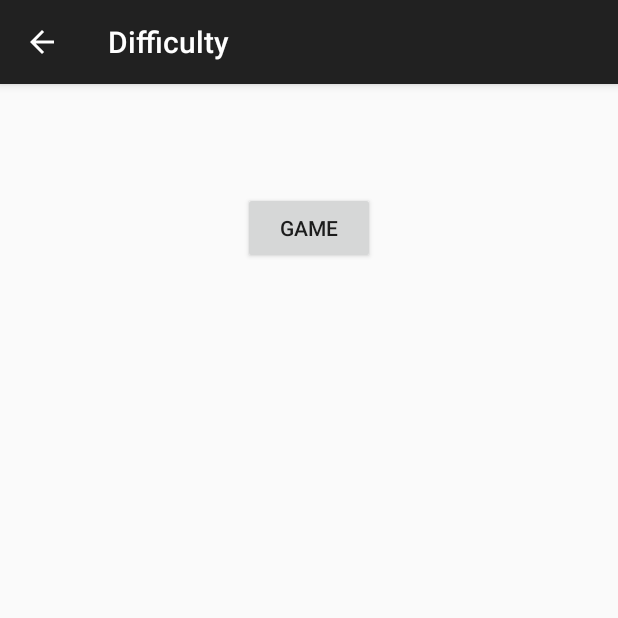
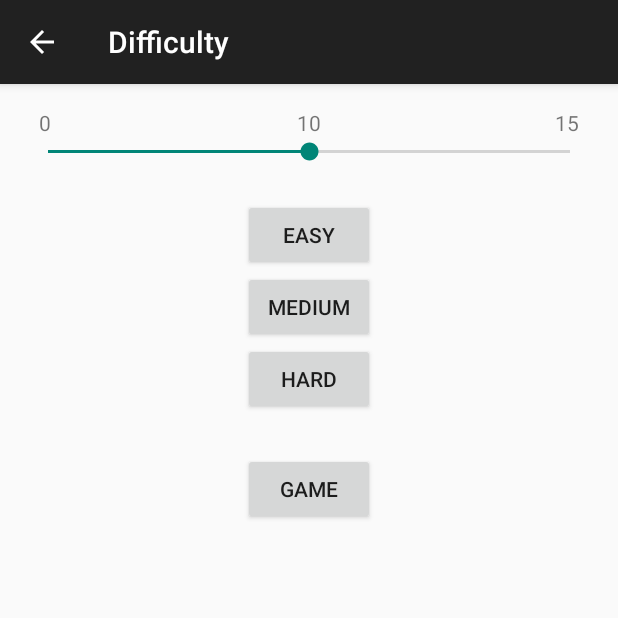
Before and after one commit to aptmac/Hackentines2016, an Android app: the Difficulty screen opened directly, with no data from a screen before it, on a phone screen of 412 x 824 dp, the top half of it. Run offline under Robolectric (Android 15) with nearby library versions, the light colour scheme and no system bars.

Commit message:
Difficulty Activity
Added seeker bar for activity.  Able to set difficulty

```diff
--- a/app/src/main/java/com/example/norifurikake/hackenties2016/Difficulty.java
+++ b/app/src/main/java/com/example/norifurikake/hackenties2016/Difficulty.java
@@ -4,8 +4,11 @@ import android.content.Intent;
 import android.os.Bundle;
 import android.support.v7.app.ActionBarActivity;
 import android.view.View;
+import android.widget.SeekBar;
 
 public class Difficulty extends ActionBarActivity {
+
+    private int _difficulty = 10;
 
     @Override
     protected void onCreate(Bundle savedInstanceState) {
@@ -14,8 +17,23 @@ public class Difficulty extends ActionBarActivity {
         getSupportActionBar().setDisplayHomeAsUpEnabled(true);
     }
 
-    public void toGame(View view){
+    public void toGame(View view) {
         Intent intent = new Intent(this, Game.class);
+        intent.putExtra("difficulty", this._difficulty);
         startActivity(intent);
     }
+    private void setDifficulty(int difficulty){
+        SeekBar seekBar = (SeekBar) findViewById(R.id.difficultyBar);
+        seekBar.setProgress(difficulty);
+        this._difficulty = difficulty;
+    }
+    public void setDifficultyEasy(View view){
+        setDifficulty(0);
+    }
+    public void setDifficultyMedium(View view){
+        setDifficulty(5);
+    }
+    public void setDifficultyHard(View view){
+        setDifficulty(10);
+    }
 }
--- a/app/src/main/res/layout/activity_difficulty.xml
+++ b/app/src/main/res/layout/activity_difficulty.xml
@@ -9,14 +9,80 @@
     android:paddingTop="@dimen/activity_vertical_margin"
     tools:context="com.example.norifurikake.hackenties2016.Difficulty">
 
+    <SeekBar
+        android:id="@+id/difficultyBar"
+        android:layout_width="match_parent"
+        android:layout_height="wrap_content"
+        android:progress="5"
+        android:max="10"
+        android:paddingTop="20dp" />
+    <RelativeLayout
+        android:layout_width="fill_parent"
+        android:layout_height="wrap_content"
+        android:layout_gravity="center"
+        android:orientation="horizontal"
+        android:layout_below="@+id/seekBar"
+        android:layout_centerHorizontal="true"
+        android:id="@+id/relativeLayout">
+        <TextView
+            android:id="@+id/indicator1"
+            android:paddingLeft="10dp"
+            android:layout_width="wrap_content"
+            android:layout_height="wrap_content"
+            android:text="0" />
+        <TextView
+            android:id="@+id/indicator2"
+            android:layout_width="wrap_content"
+            android:layout_height="wrap_content"
+            android:layout_centerHorizontal="true"
+            android:text="10" />
+        <TextView
+            android:id="@+id/indicator3"
+            android:layout_width="wrap_content"
+            android:layout_height="wrap_content"
+            android:layout_alignParentRight="true"
+            android:paddingRight="10dp"
+            android:text="15" />
+    </RelativeLayout>
+
     <Button
         android:layout_width="wrap_content"
         android:layout_height="wrap_content"
         android:text="Game"
         android:id="@+id/btnGame"
         android:onClick="toGame"
-        android:layout_marginTop="56dp"
-        android:layout_alignParentTop="true"
-        android:layout_centerHorizontal="true" />
+        android:layout_below="@+id/button2"
+        android:layout_alignLeft="@+id/button2"
+        android:layout_alignStart="@+id/button2"
+        android:layout_marginTop="73dp" />
+
+    <Button
+        android:layout_width="wrap_content"
+        android:layout_height="wrap_content"
+        android:text="Easy"
+        android:id="@+id/button"
+        android:layout_below="@+id/relativeLayout"
+        android:layout_centerHorizontal="true"
+        android:layout_marginTop="41dp"
+        android:onClick="setDifficultyEasy" />
+
+    <Button
+        android:layout_width="wrap_content"
+        android:layout_height="wrap_content"
+        android:text="Medium"
+        android:id="@+id/button2"
+        android:layout_below="@+id/button"
+        android:layout_centerHorizontal="true"
+        android:onClick="setDifficultyMedium" />
+
+    <Button
+        android:layout_width="wrap_content"
+        android:layout_height="wrap_content"
+        android:text="Hard"
+        android:id="@+id/button3"
+        android:layout_below="@+id/button2"
+        android:layout_alignLeft="@+id/button2"
+        android:layout_alignStart="@+id/button2"
+        android:onClick="setDifficultyHard" />
 
 </RelativeLayout>
--- a/app/src/main/res/layout/activity_howtoplay.xml
+++ b/app/src/main/res/layout/activity_howtoplay.xml
@@ -7,6 +7,7 @@
     android:paddingLeft="@dimen/activity_horizontal_margin"
     android:paddingRight="@dimen/activity_horizontal_margin"
     android:paddingTop="@dimen/activity_vertical_margin"
-    tools:context="com.example.norifurikake.hackenties2016.Howtoplay">
+    tools:context="com.example.norifurikake.hackenties2016.Howtoplay"
+    android:id="@+id/btnIHowtoplay">
 
 </RelativeLayout>
```
